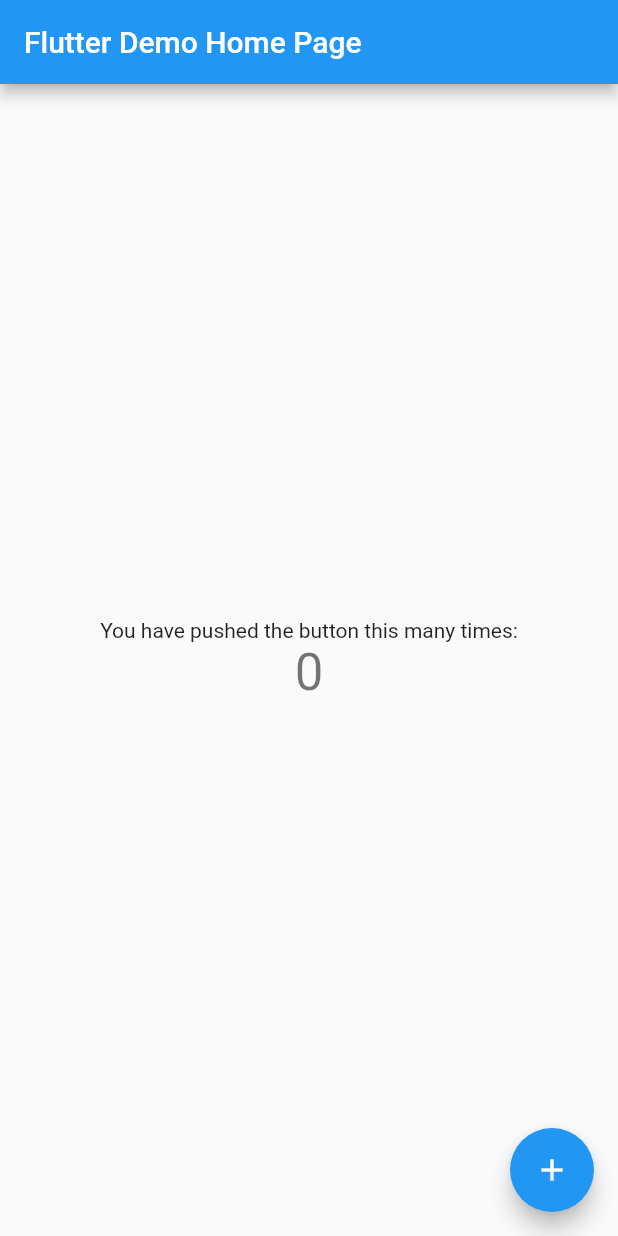
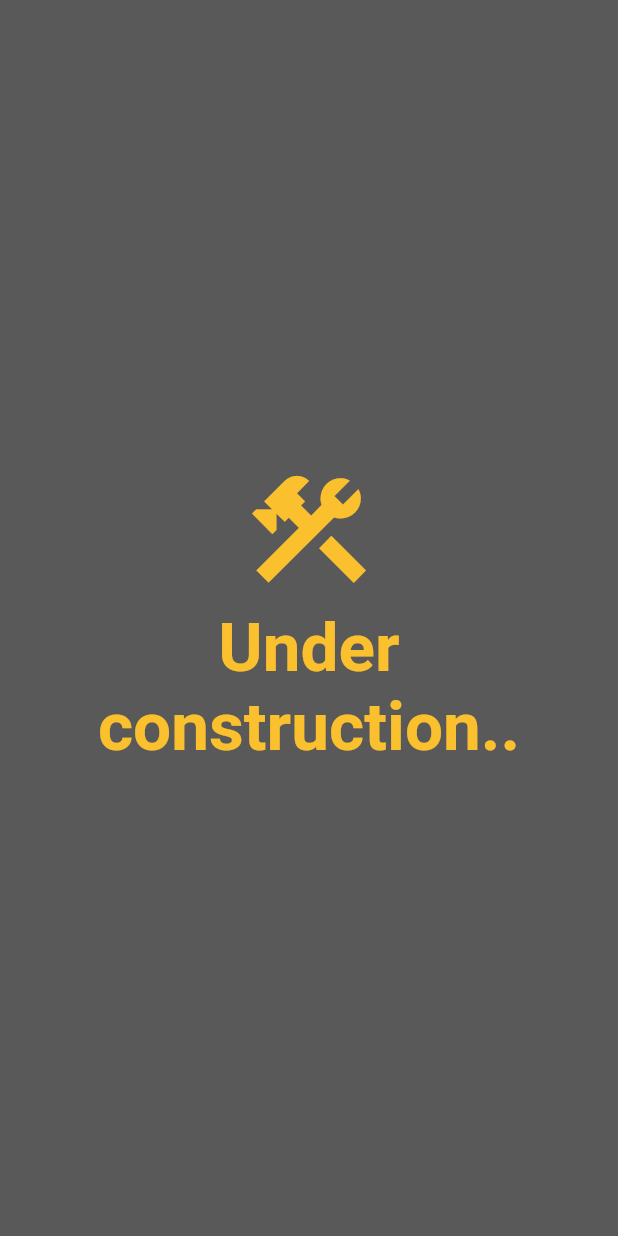
Before and after one commit to Oqtavios/itsleo.cc, a Flutter app: the screen it shows after launch, on a phone screen of 412 x 824 dp. Run offline on Flutter 3.47's test engine with Material 2 defaults, Android fonts, the phone set to English and light mode, and no system bars.

Commit message:
Started designing

```diff
--- a/lib/main.dart
+++ b/lib/main.dart
@@ -5,109 +5,52 @@
 }
 
 class MyApp extends StatelessWidget {
-  // This widget is the root of your application.
   @override
   Widget build(BuildContext context) {
     return MaterialApp(
-      title: 'Flutter Demo',
+      title: "Leo. D",
       theme: ThemeData(
-        // This is the theme of your application.
-        //
-        // Try running your application with "flutter run". You'll see the
-        // application has a blue toolbar. Then, without quitting the app, try
-        // changing the primarySwatch below to Colors.green and then invoke
-        // "hot reload" (press "r" in the console where you ran "flutter run",
-        // or simply save your changes to "hot reload" in a Flutter IDE).
-        // Notice that the counter didn't reset back to zero; the application
-        // is not restarted.
-        primarySwatch: Colors.blue,
+        primarySwatch: Colors.yellow,
+        accentColor: Colors.yellow.shade700,
+        canvasColor: Colors.black.withOpacity(0.65),
+        brightness: Brightness.dark,
       ),
-      home: MyHomePage(title: 'Flutter Demo Home Page'),
+      home: MyHomePage(),
     );
   }
 }
 
 class MyHomePage extends StatefulWidget {
-  MyHomePage({Key key, this.title}) : super(key: key);
-
-  // This widget is the home page of your application. It is stateful, meaning
-  // that it has a State object (defined below) that contains fields that affect
-  // how it looks.
-
-  // This class is the configuration for the state. It holds the values (in this
-  // case the title) provided by the parent (in this case the App widget) and
-  // used by the build method of the State. Fields in a Widget subclass are
-  // always marked "final".
-
-  final String title;
+  MyHomePage({Key? key}) : super(key: key);
 
   @override
   _MyHomePageState createState() => _MyHomePageState();
 }
 
 class _MyHomePageState extends State<MyHomePage> {
-  int _counter = 0;
-
-  void _incrementCounter() {
-    setState(() {
-      // This call to setState tells the Flutter framework that something has
-      // changed in this State, which causes it to rerun the build method below
-      // so that the display can reflect the updated values. If we changed
-      // _counter without calling setState(), then the build method would not be
-      // called again, and so nothing would appear to happen.
-      _counter++;
-    });
-  }
-
   @override
   Widget build(BuildContext context) {
-    // This method is rerun every time setState is called, for instance as done
-    // by the _incrementCounter method above.
-    //
-    // The Flutter framework has been optimized to make rerunning build methods
-    // fast, so that you can just rebuild anything that needs updating rather
-    // than having to individually change instances of widgets.
     return Scaffold(
-      appBar: AppBar(
-        // Here we take the value from the MyHomePage object that was created by
-        // the App.build method, and use it to set our appbar title.
-        title: Text(widget.title),
-      ),
       body: Center(
-        // Center is a layout widget. It takes a single child and positions it
-        // in the middle of the parent.
         child: Column(
-          // Column is also a layout widget. It takes a list of children and
-          // arranges them vertically. By default, it sizes itself to fit its
-          // children horizontally, and tries to be as tall as its parent.
-          //
-          // Invoke "debug painting" (press "p" in the console, choose the
-          // "Toggle Debug Paint" action from the Flutter Inspector in Android
-          // Studio, or the "Toggle Debug Paint" command in Visual Studio Code)
-          // to see the wireframe for each widget.
-          //
-          // Column has various properties to control how it sizes itself and
-          // how it positions its children. Here we use mainAxisAlignment to
-          // center the children vertically; the main axis here is the vertical
-          // axis because Columns are vertical (the cross axis would be
-          // horizontal).
           mainAxisAlignment: MainAxisAlignment.center,
-          children: <Widget>[
-            Text(
-              'You have pushed the button this many times:',
+          children: [
+            Icon(
+              Icons.construction_outlined,
+              color: Theme.of(context).colorScheme.secondaryVariant,
+              size: 92,
             ),
-            Text(
-              '$_counter',
-              style: Theme.of(context).textTheme.headline4,
+            Padding(
+              padding: const EdgeInsets.symmetric(vertical: 6, horizontal: 18),
+              child: Text(
+                'Under construction..',
+                style: Theme.of(context).textTheme.headline3!.copyWith(color: Theme.of(context).accentColor, fontWeight: FontWeight.w600),
+                textAlign: TextAlign.center,
+              ),
             ),
           ],
         ),
       ),
-      floatingActionButton: FloatingActionButton(
-        onPressed: _incrementCounter,
-        tooltip: 'Increment',
-        child: Icon(Icons.add),
-      ), // This trailing comma makes auto-formatting nicer for build methods.
     );
   }
 }
--- a/pubspec.yaml
+++ b/pubspec.yaml
@@ -1,4 +1,4 @@
-name: homepage
+name: leo_d
 description: itsleo.cc homepage
 
 # The following line prevents the package from being accidentally published to
@@ -15,10 +15,10 @@
 # In iOS, build-name is used as CFBundleShortVersionString while build-number used as CFBundleVersion.
 # Read more about iOS versioning at
 # https://developer.apple.com/library/archive/documentation/General/Reference/InfoPlistKeyReference/Articles/CoreFoundationKeys.html
-version: 1.0.0+1
+version: 0.0.1+1
 
 environment:
-  sdk: ">=2.7.0 <3.0.0"
+  sdk: ">=2.12.0 <3.0.0"
 
 dependencies:
   flutter:
```
Also changed, not shown: 1 other file.
